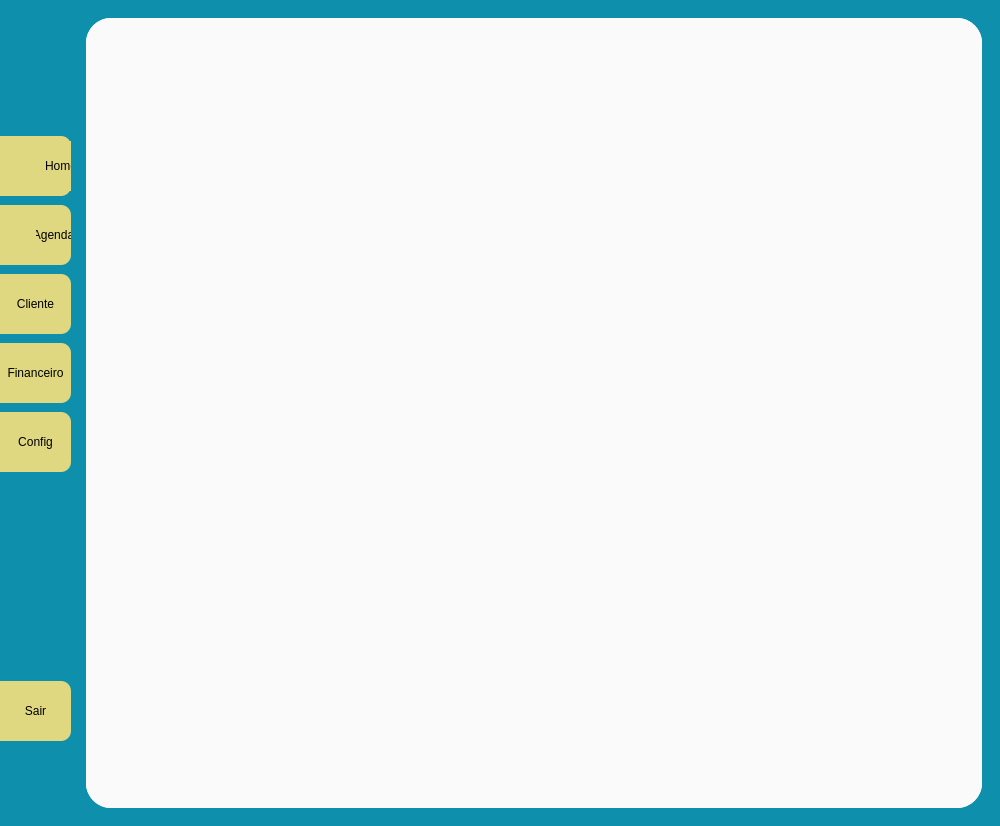
Nautilidae-project/Nautilus, file Telas/UI/dashboard.ui: the form before one commit.
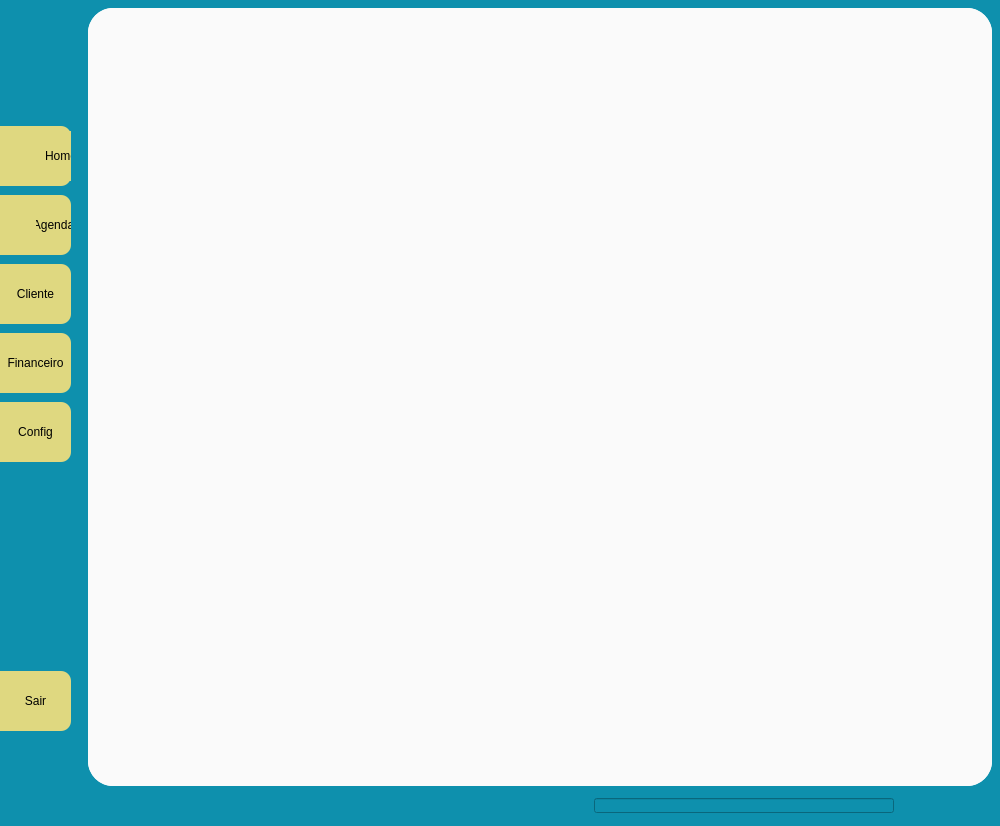
The form after the commit. Icons and pictures are not drawn.

Commit message: Label e loading do sistema, path arrumado, etc.

What changed in the file:
```diff
--- a/Telas/UI/dashboard.ui
+++ b/Telas/UI/dashboard.ui
@@ -24,25 +24,20 @@
 	background-color: #0E90AD;
 }
 
-#frPrincipalDash{
-background-color: #0E90AD;
 
-border-radius: 60%;
-}
+
+/*-------------------------- Frames ------------------------------------*/
 
 QFrame  {
 	background: transparent;
 
 	border-radius: 25%;
 }
-QPushButton {
-	background-color: #DFD880;
-	border-top-right-radius: 10px;
-	border-bottom-right-radius: 10px;
-}
 
-QPushButton:hover {
-	background-color: #80CCE1;
+#frPrincipalDash{
+background-color: #0E90AD;
+
+border-radius: 60%;
 }
 
 #frAgenda, #frHome  {
@@ -71,6 +66,40 @@
 	background-position: center;
 }
 
+/*-------------------------- Push Buttons ------------------------------------*/
+
+QPushButton {
+	background-color: #DFD880;
+	border-top-right-radius: 10px;
+	border-bottom-right-radius: 10px;
+}
+
+QPushButton:hover {
+	background-color: #80CCE1;
+}
+
+/*-------------------------- Labels ------------------------------------*/
+
+#lbSistemInfo {
+	font-family: Ubuntu;
+	
+	color: #fff;
+	font-size: 12pt;
+	font-weight: bold;
+	margin-left: 4px;
+	border: none;
+}
+
+/*-------------------------- ProgressBar ------------------------------------*/
+
+#pbarProgress::chunk {
+	border-radius: 5px;
+	background-color: qlineargradient(spread:pad, x1:0, y1:0.506, x2:1, y2:0.5, stop:0 rgba(74, 172, 82, 90), stop:1 rgba(111, 199	, 224, 255));
+}
+
+
+
+
 </string>
   </property>
   <widget class="QWidget" name="wdgDash">
@@ -78,6 +107,21 @@
     <property name="leftMargin">
      <number>0</number>
     </property>
+    <property name="topMargin">
+     <number>4</number>
+    </property>
+    <property name="rightMargin">
+     <number>4</number>
+    </property>
+    <property name="bottomMargin">
+     <number>4</number>
+    </property>
+    <property name="horizontalSpacing">
+     <number>4</number>
+    </property>
+    <property name="verticalSpacing">
+     <number>0</number>
+    </property>
     <item row="0" column="0">
      <widget class="QFrame" name="frPrincipalDash">
       <property name="sizePolicy">
@@ -102,9 +146,21 @@
        <enum>QFrame::Raised</enum>
       </property>
       <layout class="QHBoxLayout" name="horizontalLayout">
+       <property name="spacing">
+        <number>8</number>
+       </property>
        <property name="leftMargin">
         <number>0</number>
        </property>
+       <property name="topMargin">
+        <number>4</number>
+       </property>
+       <property name="rightMargin">
+        <number>4</number>
+       </property>
+       <property name="bottomMargin">
+        <number>4</number>
+       </property>
        <item alignment="Qt::AlignTop">
         <widget class="QFrame" name="frMenu">
          <property name="sizePolicy">
@@ -455,7 +511,7 @@
        <item>
         <widget class="QFrame" name="frStakeds">
          <property name="sizePolicy">
-          <sizepolicy hsizetype="Expanding" vsizetype="Expanding">
+          <sizepolicy hsizetype="Preferred" vsizetype="MinimumExpanding">
            <horstretch>0</horstretch>
            <verstretch>0</verstretch>
           </sizepolicy>
@@ -475,7 +531,10 @@
          <property name="frameShadow">
           <enum>QFrame::Raised</enum>
          </property>
-         <layout class="QGridLayout" name="gridLayout_2">
+         <layout class="QVBoxLayout" name="verticalLayout_2">
+          <property name="spacing">
+           <number>0</number>
+          </property>
           <property name="leftMargin">
            <number>0</number>
           </property>
@@ -488,13 +547,10 @@
           <property name="bottomMargin">
            <number>0</number>
           </property>
-          <property name="spacing">
-           <number>0</number>
-          </property>
-          <item row="0" column="0">
+          <item>
            <widget class="QStackedWidget" name="stkDash">
             <property name="sizePolicy">
-             <sizepolicy hsizetype="Expanding" vsizetype="Preferred">
+             <sizepolicy hsizetype="Expanding" vsizetype="MinimumExpanding">
               <horstretch>0</horstretch>
               <verstretch>0</verstretch>
              </sizepolicy>
@@ -519,6 +575,77 @@
       </layout>
      </widget>
     </item>
+    <item row="1" column="0">
+     <widget class="QFrame" name="frInfoBar">
+      <property name="sizePolicy">
+       <sizepolicy hsizetype="Preferred" vsizetype="Maximum">
+        <horstretch>0</horstretch>
+        <verstretch>0</verstretch>
+       </sizepolicy>
+      </property>
+      <property name="minimumSize">
+       <size>
+        <width>0</width>
+        <height>32</height>
+       </size>
+      </property>
+      <property name="frameShape">
+       <enum>QFrame::NoFrame</enum>
+      </property>
+      <property name="frameShadow">
+       <enum>QFrame::Raised</enum>
+      </property>
+      <layout class="QHBoxLayout" name="horizontalLayout_5">
+       <property name="leftMargin">
+        <number>8</number>
+       </property>
+       <property name="topMargin">
+        <number>4</number>
+       </property>
+       <property name="rightMargin">
+        <number>8</number>
+       </property>
+       <property name="bottomMargin">
+        <number>4</number>
+       </property>
+       <item>
+        <widget class="QLabel" name="lbSistemInfo">
+         <property name="sizePolicy">
+          <sizepolicy hsizetype="Preferred" vsizetype="Maximum">
+           <horstretch>0</horstretch>
+           <verstretch>0</verstretch>
+          </sizepolicy>
+         </property>
+         <property name="text">
+          <string/>
+         </property>
+        </widget>
+       </item>
+       <item alignment="Qt::AlignHCenter">
+        <widget class="QProgressBar" name="pbarProgress">
+         <property name="minimumSize">
+          <size>
+           <width>300</width>
+           <height>15</height>
+          </size>
+         </property>
+         <property name="maximumSize">
+          <size>
+           <width>300</width>
+           <height>15</height>
+          </size>
+         </property>
+         <property name="value">
+          <number>24</number>
+         </property>
+         <property name="format">
+          <string/>
+         </property>
+        </widget>
+       </item>
+      </layout>
+     </widget>
+    </item>
    </layout>
   </widget>
  </widget>
```
The commit also changes 29 other files.
